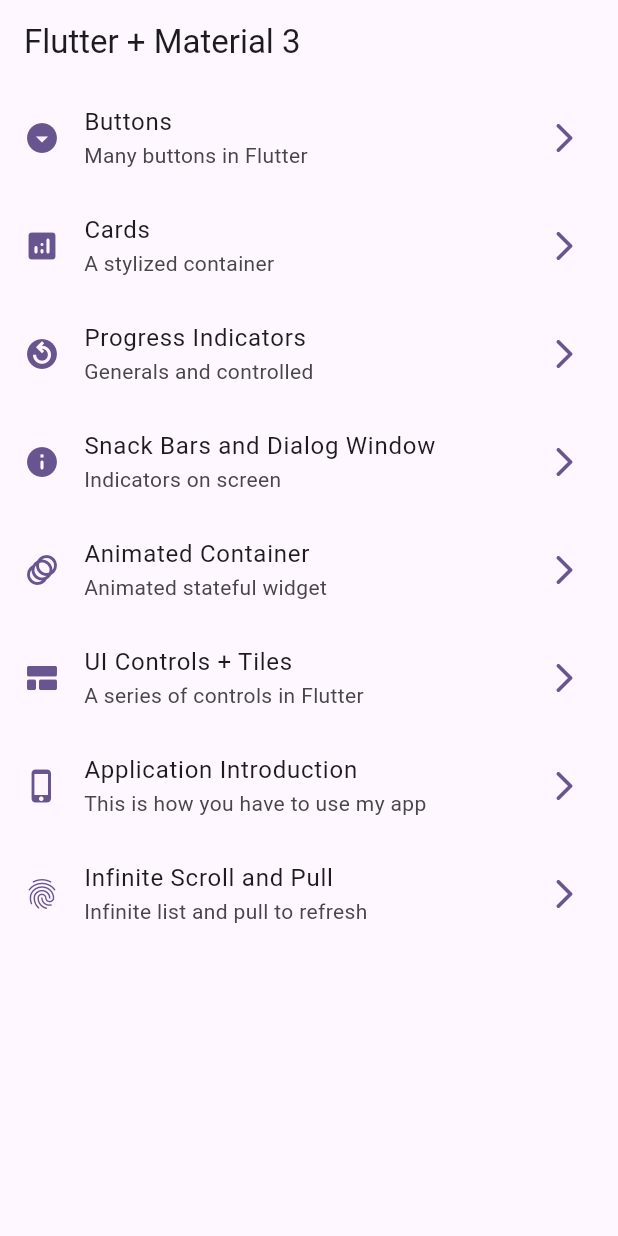
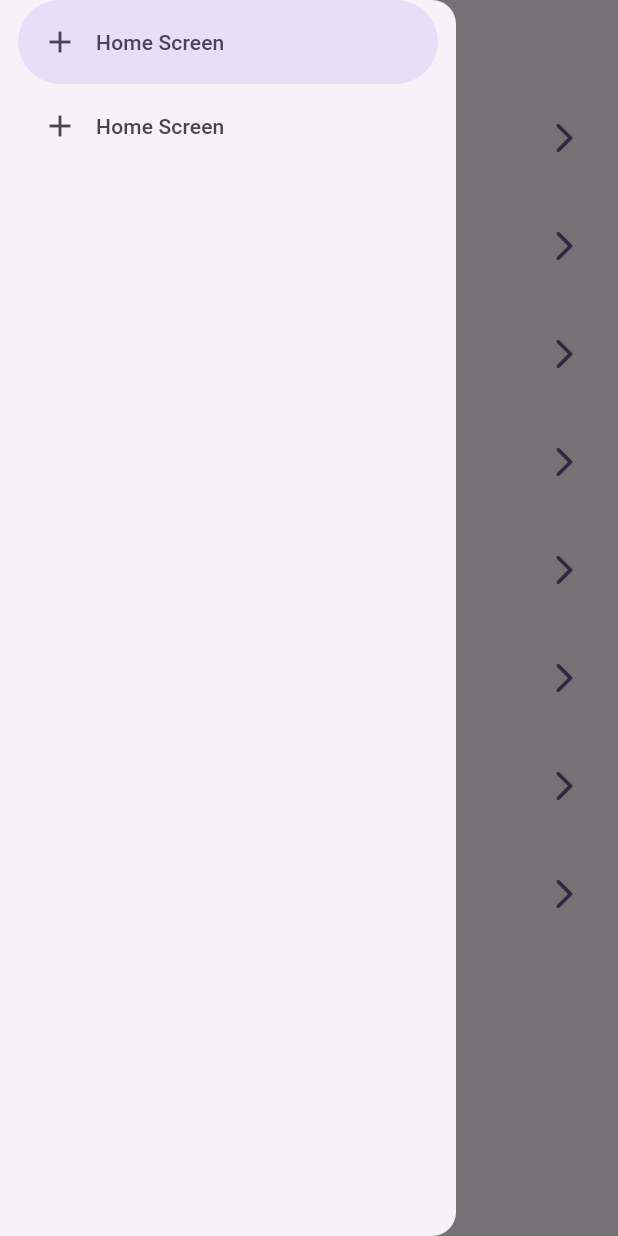
Before and after one commit to brunolujan/flutter_widgets_app, a Flutter app: the screen it shows after launch, with the side drawer open (before the commit the screen has no drawer), on a phone screen of 412 x 824 dp. Run offline on Flutter 3.47's test engine with Material 2 defaults, Android fonts, the phone set to English and light mode, and no system bars; our stand-ins replace animate_do, go_router.

Commit message:
Lateral menu add to application

```diff
--- a/lib/presentation/screens/home/home_screen.dart
+++ b/lib/presentation/screens/home/home_screen.dart
@@ -1,6 +1,7 @@
 import 'package:flutter/material.dart';
 import 'package:go_router/go_router.dart';
 import 'package:widgets_app/config/menu/menu_items.dart';
+import 'package:widgets_app/presentation/screens/widgets/side_menu.dart';
 
 class HomeScreen extends StatelessWidget {
   static const String name = 'home_screen';
@@ -13,6 +14,7 @@ class HomeScreen extends StatelessWidget {
       appBar: AppBar(
         title: const Text('Flutter + Material 3'),
       ),
+      drawer: const SideMenu(),
       body: const _HomeView(),
     );
   }
--- a/lib/presentation/screens/infinite_scroll/infinite_scroll_screen.dart
+++ b/lib/presentation/screens/infinite_scroll/infinite_scroll_screen.dart
@@ -1,5 +1,3 @@
-import 'dart:ffi';
-
 import 'package:animate_do/animate_do.dart';
 import 'package:flutter/material.dart';
 import 'package:go_router/go_router.dart';
--- /dev/null
+++ b/lib/presentation/screens/widgets/side_menu.dart
@@ -0,0 +1,35 @@
+import 'package:flutter/material.dart';
+
+class SideMenu extends StatefulWidget {
+  const SideMenu({super.key});
+
+  @override
+  State<SideMenu> createState() => _SideMenuState();
+}
+
+class _SideMenuState extends State<SideMenu> {
+  int navDrawerIndx = 0;
+
+  @override
+  Widget build(BuildContext context) {
+    return NavigationDrawer(
+      selectedIndex: navDrawerIndx,
+      onDestinationSelected: (value) {
+        setState(() {
+          navDrawerIndx = value;
+        });
+      },
+      children: [
+        NavigationDrawerDestination(
+          icon: const Icon(Icons.add),
+          label: const Text('Home Screen')
+        ),
+
+        NavigationDrawerDestination(
+          icon: const Icon(Icons.add),
+          label: const Text('Home Screen')
+        )
+      ]
+    );
+  }
+}
```
